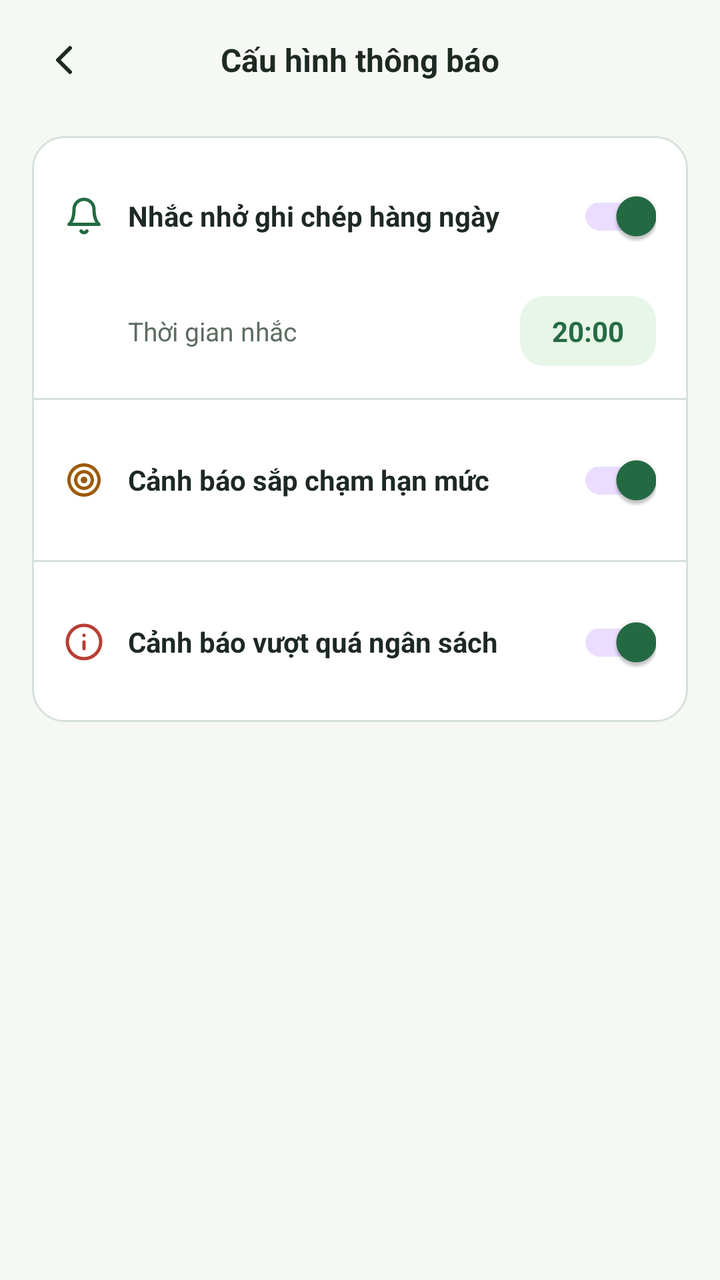
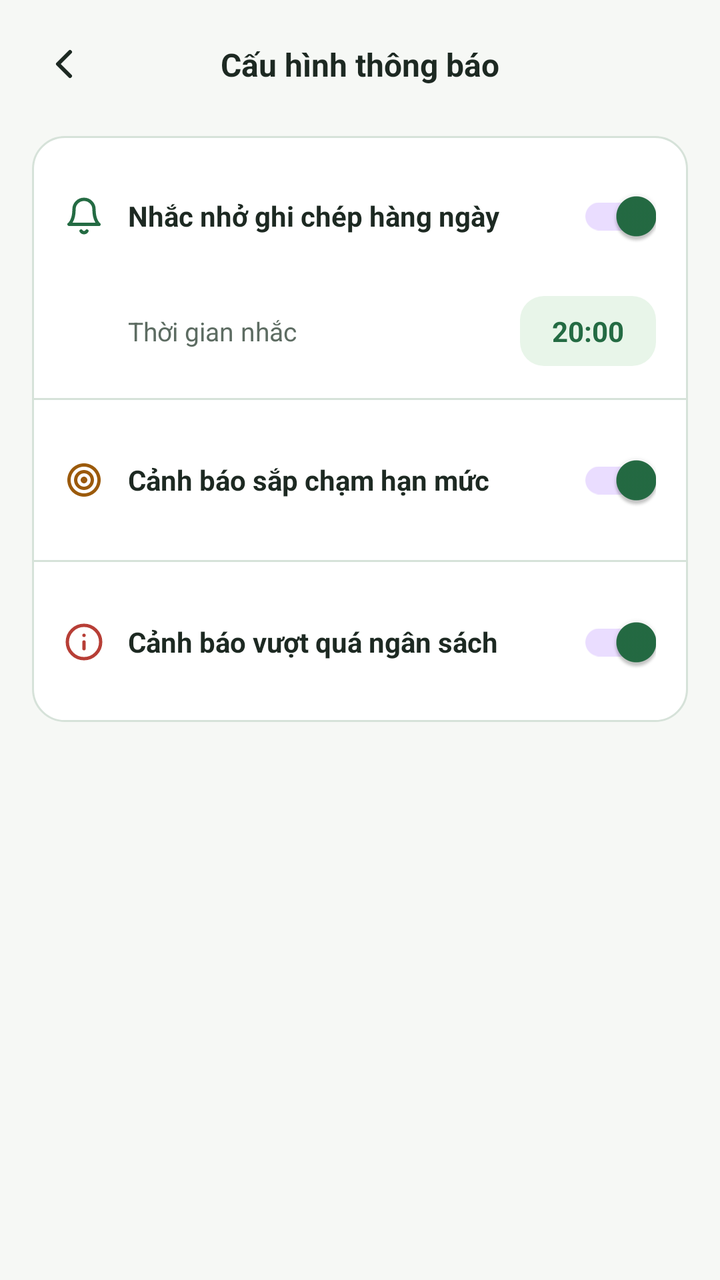

Compare the two renders of this Android layout. The source of the first and the diff that turns it into the second are given below.
<!-- AndroidManifest.xml: application theme Theme.Fintrack -->
<!-- res/layout/activity_setting_notification.xml -->
<?xml version="1.0" encoding="utf-8"?>
<androidx.constraintlayout.widget.ConstraintLayout xmlns:android="http://schemas.android.com/apk/res/android"
    xmlns:app="http://schemas.android.com/apk/res-auto"
    android:layout_width="match_parent"
    android:layout_height="match_parent"
    android:background="@color/bg_app_canvas"
    android:fitsSystemWindows="true">

    
    <RelativeLayout
        android:id="@+id/rlHeader"
        android:layout_width="match_parent"
        android:layout_height="wrap_content"
        android:paddingHorizontal="@dimen/spacing_16"
        android:paddingTop="@dimen/spacing_16"
        android:paddingBottom="@dimen/spacing_12"
        app:layout_constraintTop_toTopOf="parent">

        <ImageButton
            android:id="@+id/btnBack"
            android:layout_width="@dimen/icon_back_size"
            android:layout_height="@dimen/icon_back_size"
            android:layout_alignParentStart="true"
            android:layout_centerVertical="true"
            android:background="?attr/selectableItemBackgroundBorderless"
            android:contentDescription="@null"
            android:padding="4dp"
            android:src="@drawable/ic_arrow_back"
            app:tint="@color/text_primary" />

        <TextView
            android:layout_width="wrap_content"
            android:layout_height="wrap_content"
            android:layout_centerInParent="true"
            android:text="@string/notif_config"
            android:textColor="@color/text_primary"
            android:textSize="@dimen/text_size_title_section"
            android:textStyle="bold" />
    </RelativeLayout>

    <ScrollView
        android:layout_width="match_parent"
        android:layout_height="0dp"
        android:clipToPadding="false"
        android:paddingBottom="@dimen/spacing_24"
        app:layout_constraintBottom_toBottomOf="parent"
        app:layout_constraintTop_toBottomOf="@id/rlHeader">

        <LinearLayout
            android:layout_width="match_parent"
            android:layout_height="wrap_content"
            android:gravity="center_horizontal"
            android:orientation="vertical"
            android:paddingHorizontal="@dimen/spacing_16">

            
            <LinearLayout
                android:layout_width="match_parent"
                android:layout_height="wrap_content"
                android:layout_marginTop="@dimen/spacing_8"
                android:background="@drawable/bg_card_white"
                android:orientation="vertical"
                app:layout_constraintWidth_max="440dp">

                
                <LinearLayout
                    android:layout_width="match_parent"
                    android:layout_height="wrap_content"
                    android:gravity="center_vertical"
                    android:padding="@dimen/spacing_16">

                    <ImageView
                        android:layout_width="20dp"
                        android:layout_height="20dp"
                        android:contentDescription="@null"
                        android:src="@drawable/ic_bell"
                        app:tint="@color/color_primary" />

                    <TextView
                        android:layout_width="0dp"
                        android:layout_height="wrap_content"
                        android:layout_marginStart="@dimen/spacing_12"
                        android:layout_weight="1"
                        android:text="@string/daily_record_reminder"
                        android:textColor="@color/text_primary"
                        android:textSize="@dimen/text_size_body_primary"
                        android:textStyle="bold" />

                    <com.google.android.material.switchmaterial.SwitchMaterial
                        android:id="@+id/switchDailyReminder"
                        android:layout_width="wrap_content"
                        android:layout_height="wrap_content"
                        android:checked="true" />
                </LinearLayout>

                
                <LinearLayout
                    android:layout_width="match_parent"
                    android:layout_height="wrap_content"
                    android:gravity="center_vertical"
                    android:paddingStart="48dp"
                    android:paddingEnd="@dimen/spacing_16"
                    android:paddingBottom="@dimen/spacing_16">

                    <TextView
                        android:layout_width="0dp"
                        android:layout_height="wrap_content"
                        android:layout_weight="1"
                        android:text="@string/notif_time_label"
                        android:textColor="@color/text_secondary"
                        android:textSize="@dimen/text_size_body_secondary" />

                    <TextView
                        android:id="@+id/tvReminderTime"
                        android:layout_width="wrap_content"
                        android:layout_height="wrap_content"
                        android:background="@drawable/bg_badge_in_budget"
                        android:clickable="true"
                        android:focusable="true"
                        android:foreground="?attr/selectableItemBackground"
                        android:paddingHorizontal="@dimen/spacing_16"
                        android:paddingVertical="@dimen/spacing_8"
                        android:text="20:00"
                        android:textColor="@color/color_primary"
                        android:textSize="@dimen/text_size_body_primary"
                        android:textStyle="bold" />
                </LinearLayout>

                <View
                    android:layout_width="match_parent"
                    android:layout_height="1dp"
                    android:background="@color/divider_light" />

                
                <LinearLayout
                    android:layout_width="match_parent"
                    android:layout_height="wrap_content"
                    android:gravity="center_vertical"
                    android:padding="@dimen/spacing_16">

                    <ImageView
                        android:layout_width="20dp"
                        android:layout_height="20dp"
                        android:contentDescription="@null"
                        android:src="@drawable/ic_target"
                        app:tint="@color/status_warning" />

                    <TextView
                        android:layout_width="0dp"
                        android:layout_height="wrap_content"
                        android:layout_marginStart="@dimen/spacing_12"
                        android:layout_weight="1"
                        android:text="@string/near_limit_alert"
                        android:textColor="@color/text_primary"
                        android:textSize="@dimen/text_size_body_primary"
                        android:textStyle="bold" />

                    <com.google.android.material.switchmaterial.SwitchMaterial
                        android:id="@+id/switchLimitWarning"
                        android:layout_width="wrap_content"
                        android:layout_height="wrap_content"
                        android:checked="true" />
                </LinearLayout>

                <View
                    android:layout_width="match_parent"
                    android:layout_height="1dp"
                    android:background="@color/divider_light" />

                
                <LinearLayout
                    android:layout_width="match_parent"
                    android:layout_height="wrap_content"
                    android:gravity="center_vertical"
                    android:padding="@dimen/spacing_16">

                    <ImageView
                        android:layout_width="20dp"
                        android:layout_height="20dp"
                        android:contentDescription="@null"
                        android:src="@drawable/ic_info"
                        app:tint="@color/status_error" />

                    <TextView
                        android:layout_width="0dp"
                        android:layout_height="wrap_content"
                        android:layout_marginStart="@dimen/spacing_12"
                        android:layout_weight="1"
                        android:text="@string/over_budget_alert"
                        android:textColor="@color/text_primary"
                        android:textSize="@dimen/text_size_body_primary"
                        android:textStyle="bold" />

                    <com.google.android.material.switchmaterial.SwitchMaterial
                        android:id="@+id/switchBudgetWarning"
                        android:layout_width="wrap_content"
                        android:layout_height="wrap_content"
                        android:checked="true" />
                </LinearLayout>

            </LinearLayout>

        </LinearLayout>
    </ScrollView>
</androidx.constraintlayout.widget.ConstraintLayout>
<!-- resources referenced by this layout -->
<resources>
  <color name="bg_app_canvas">@color/neutral_canvas</color>
  <color name="color_primary">@color/green_brand_700</color>
  <color name="divider_light">@color/neutral_border</color>
  <color name="status_error">@color/semantic_error</color>
  <color name="status_warning">@color/semantic_warning</color>
  <color name="text_primary">@color/neutral_text_900</color>
  <color name="text_secondary">@color/neutral_text_600</color>
  <dimen name="icon_back_size">32dp</dimen>
  <dimen name="spacing_12">12dp</dimen>
  <dimen name="spacing_16">16dp</dimen>
  <dimen name="spacing_24">24dp</dimen>
  <dimen name="spacing_8">8dp</dimen>
  <dimen name="text_size_body_primary">14sp</dimen>
  <dimen name="text_size_body_secondary">13sp</dimen>
  <dimen name="text_size_title_section">16sp</dimen>
  <!-- drawable bg_badge_in_budget (drawable) -->
  <?xml version="1.0" encoding="utf-8"?>
  <shape xmlns:android="http://schemas.android.com/apk/res/android"
      android:shape="rectangle">
      <solid android:color="#E8F5E9" />
      <corners android:radius="12dp" />
  </shape>
  <!-- drawable bg_card_white (drawable) -->
  <?xml version="1.0" encoding="utf-8"?>
  <shape xmlns:android="http://schemas.android.com/apk/res/android"
      android:shape="rectangle">
      <solid android:color="@color/bg_card_surface" />
      <stroke
          android:width="1dp"
          android:color="@color/divider_light" />
      <corners android:radius="@dimen/radius_card" />
  </shape>
  <!-- drawable ic_arrow_back (drawable) -->
  <vector xmlns:android="http://schemas.android.com/apk/res/android"
      android:width="24dp"
      android:height="24dp"
      android:viewportWidth="24"
      android:viewportHeight="24">
      <path
          android:fillColor="#00000000"
          android:strokeColor="#111827"
          android:strokeWidth="2"
          android:strokeLineCap="round"
          android:strokeLineJoin="round"
          android:pathData="M15,18 L9,12 L15,6" />
  </vector>
  <!-- drawable ic_bell (drawable) -->
  <vector xmlns:android="http://schemas.android.com/apk/res/android"
      android:width="24dp"
      android:height="24dp"
      android:viewportWidth="24"
      android:viewportHeight="24">
      <path
          android:fillColor="#00000000"
          android:strokeColor="#1F2937"
          android:strokeWidth="2"
          android:strokeLineCap="round"
          android:strokeLineJoin="round"
          android:pathData="M18,8A6,6 0,0 0,6 8c0,7 -3,9 -3,9h18s-3,-2 -3,-9M13.73,21a2,2 0,0 1,-3.46 0"/>
  </vector>
  <string name="daily_record_reminder">Nhắc nhở ghi chép hàng ngày</string>
  <string name="near_limit_alert">Cảnh báo sắp chạm hạn mức</string>
  <string name="notif_config">Cấu hình thông báo</string>
  <string name="notif_time_label">Thời gian nhắc</string>
  <string name="over_budget_alert">Cảnh báo vượt quá ngân sách</string>
  <style name="Theme.Fintrack" parent="Base.Theme.Fintrack" />
  <color name="neutral_canvas">#F6F8F5</color>
  <color name="green_brand_700">#246B43</color>
  <color name="neutral_border">#D6E2D9</color>
  <color name="semantic_error">#B73E36</color>
  <color name="semantic_warning">#9B5A0B</color>
  <color name="neutral_text_900">#1D2922</color>
  <color name="neutral_text_600">#5D6C62</color>
  <color name="bg_card_surface">@color/neutral_surface</color>
  <dimen name="radius_card">16dp</dimen>
  <color name="status_info">@color/semantic_info</color>
  <color name="neutral_surface">#FFFFFF</color>
  <color name="semantic_info">#2E68B5</color>
  <color name="text_on_primary">@color/neutral_surface</color>
  <color name="color_primary_pressed">@color/green_brand_800</color>
  <color name="color_accent">@color/green_accent_500</color>
  <color name="bg_surface_secondary">@color/neutral_surface_alt</color>
  <color name="green_brand_800">#1C5636</color>
  <color name="green_accent_500">#4CAF50</color>
  <color name="neutral_surface_alt">#F0F4F0</color>
  <!-- unchanged entries left out for length: 3 -->
</resources>

<!-- the commit's change to res/layout/activity_setting_notification.xml (unified diff, before → after) -->
@@ -7,7 +7,7 @@
     android:fitsSystemWindows="true">
 
     
-    <RelativeLayout
+    <androidx.constraintlayout.widget.ConstraintLayout
         android:id="@+id/rlHeader"
         android:layout_width="match_parent"
         android:layout_height="wrap_content"
@@ -20,46 +20,56 @@
             android:id="@+id/btnBack"
             android:layout_width="@dimen/icon_back_size"
             android:layout_height="@dimen/icon_back_size"
-            android:layout_alignParentStart="true"
-            android:layout_centerVertical="true"
             android:background="?attr/selectableItemBackgroundBorderless"
             android:contentDescription="@null"
             android:padding="4dp"
             android:src="@drawable/ic_arrow_back"
+            app:layout_constraintBottom_toBottomOf="parent"
+            app:layout_constraintStart_toStartOf="parent"
+            app:layout_constraintTop_toTopOf="parent"
             app:tint="@color/text_primary" />
 
         <TextView
-            android:layout_width="wrap_content"
+            android:id="@+id/tvHeaderTitle"
+            android:layout_width="0dp"
             android:layout_height="wrap_content"
-            android:layout_centerInParent="true"
+            android:layout_marginHorizontal="@dimen/spacing_8"
+            android:gravity="center"
             android:text="@string/notif_config"
             android:textColor="@color/text_primary"
             android:textSize="@dimen/text_size_title_section"
-            android:textStyle="bold" />
-    </RelativeLayout>
+            android:textStyle="bold"
+            app:layout_constraintBottom_toBottomOf="parent"
+            app:layout_constraintEnd_toEndOf="parent"
+            app:layout_constraintStart_toStartOf="parent"
+            app:layout_constraintTop_toTopOf="parent" />
+    </androidx.constraintlayout.widget.ConstraintLayout>
 
     <ScrollView
         android:layout_width="match_parent"
         android:layout_height="0dp"
         android:clipToPadding="false"
+        android:fillViewport="true"
+        android:overScrollMode="never"
         android:paddingBottom="@dimen/spacing_24"
         app:layout_constraintBottom_toBottomOf="parent"
         app:layout_constraintTop_toBottomOf="@id/rlHeader">
 
-        <LinearLayout
+        <androidx.constraintlayout.widget.ConstraintLayout
             android:layout_width="match_parent"
             android:layout_height="wrap_content"
-            android:gravity="center_horizontal"
-            android:orientation="vertical"
             android:paddingHorizontal="@dimen/spacing_16">
 
             
             <LinearLayout
-                android:layout_width="match_parent"
+                android:layout_width="0dp"
                 android:layout_height="wrap_content"
                 android:layout_marginTop="@dimen/spacing_8"
                 android:background="@drawable/bg_card_white"
                 android:orientation="vertical"
+                app:layout_constraintEnd_toEndOf="parent"
+                app:layout_constraintStart_toStartOf="parent"
+                app:layout_constraintTop_toTopOf="parent"
                 app:layout_constraintWidth_max="440dp">
 
                 
@@ -95,6 +105,7 @@
 
                 
                 <LinearLayout
+                    android:id="@+id/layoutTimePickerRow"
                     android:layout_width="match_parent"
                     android:layout_height="wrap_content"
                     android:gravity="center_vertical"
@@ -200,6 +211,6 @@
 
             </LinearLayout>
 
-        </LinearLayout>
+        </androidx.constraintlayout.widget.ConstraintLayout>
     </ScrollView>
 </androidx.constraintlayout.widget.ConstraintLayout>
